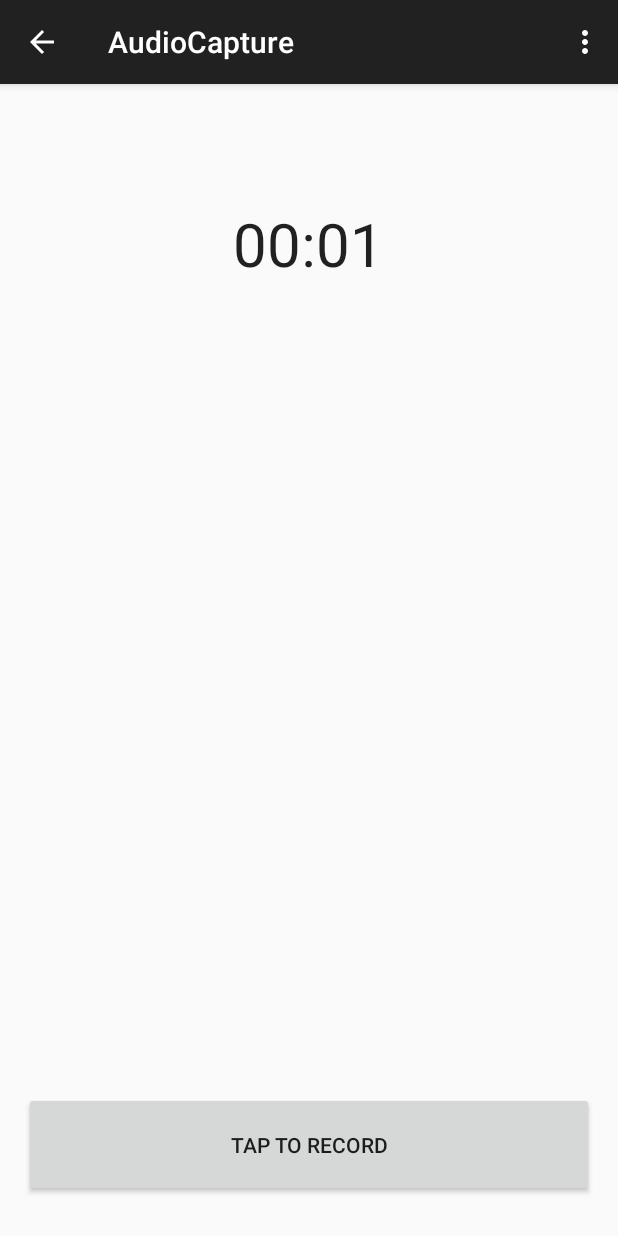
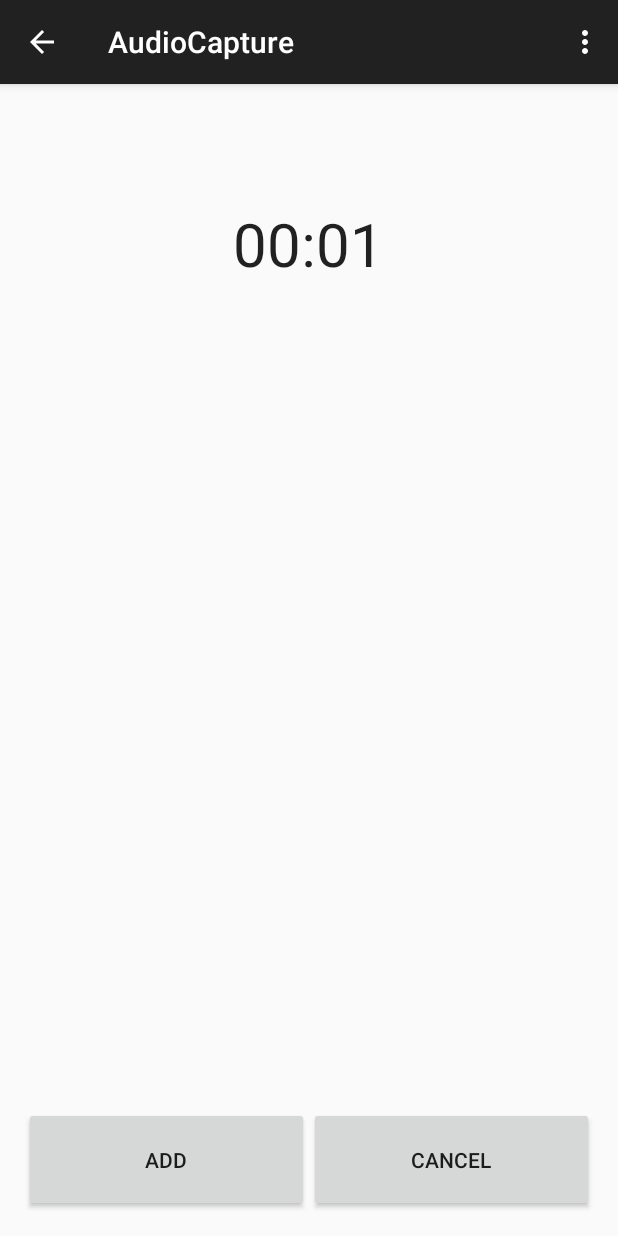
Before and after one commit to muma378/intelligent_house, an Android app: the AudioCapture screen opened directly, with no data from a screen before it, after a tap on "RECORDING...", on a phone screen of 412 x 824 dp. Run offline under Robolectric (Android 15) with nearby library versions, the phone set to English and light mode, and no system bars; 1 other tap on this screen came first.

Commit message:
[FIX]: finished the function of uploading records in mobile side

```diff
--- a/mobile/IntelligentHouse/app/build.gradle
+++ b/mobile/IntelligentHouse/app/build.gradle
@@ -22,4 +22,5 @@ android {
 dependencies {
     compile fileTree(dir: 'libs', include: ['*.jar'])
     compile 'com.android.support:appcompat-v7:21.0.3'
+    compile 'commons-io:commons-io:+'
 }
--- a/mobile/IntelligentHouse/app/src/main/res/layout/activity_audio_capture.xml
+++ b/mobile/IntelligentHouse/app/src/main/res/layout/activity_audio_capture.xml
@@ -24,4 +24,34 @@
         android:layout_alignParentBottom="true"
         android:layout_centerHorizontal="true"
         android:onClick="onRecord" />
+
+    <LinearLayout
+        android:layout_width="match_parent"
+        android:layout_height="70dp"
+        android:weightSum="2"
+        android:id="@+id/layout_add_record"
+        android:visibility="gone"
+        android:layout_alignParentBottom="true"
+        android:orientation="horizontal">
+
+        <Button
+            android:layout_width="wrap_content"
+            android:layout_height="fill_parent"
+            android:layout_weight="1"
+            android:text="Add"
+            android:id="@+id/btn_add"
+            android:onClick="onCommit"
+         />
+
+        <Button
+            android:layout_width="wrap_content"
+            android:layout_height="fill_parent"
+            android:layout_weight="1"
+            android:text="Cancel"
+            android:id="@+id/btn_cancel"
+            android:onClick="onCancel"
+            android:layout_alignTop="@+id/btn_add"/>
+    </LinearLayout>
+
+
 </RelativeLayout>
--- a/mobile/IntelligentHouse/app/src/main/res/layout/activity_new_song.xml
+++ b/mobile/IntelligentHouse/app/src/main/res/layout/activity_new_song.xml
@@ -16,7 +16,6 @@
         android:text="Search songs here"
         android:typeface="monospace"
         android:fontFamily="@string/abc_searchview_description_clear"
-        android:focusable="true"
         android:autoText="false"
         android:textStyle="italic"
         android:onClick="removeText" />
```
Also changed, not shown: mobile/IntelligentHouse/app/src/main/java/com/uol/xiaoyang/intelligenthouse/AudioCapture.java (+90 -1 lines), mobile/IntelligentHouse/app/src/main/java/com/uol/xiaoyang/intelligenthouse/NewSong.java (+3 -6 lines), 1 other file.
